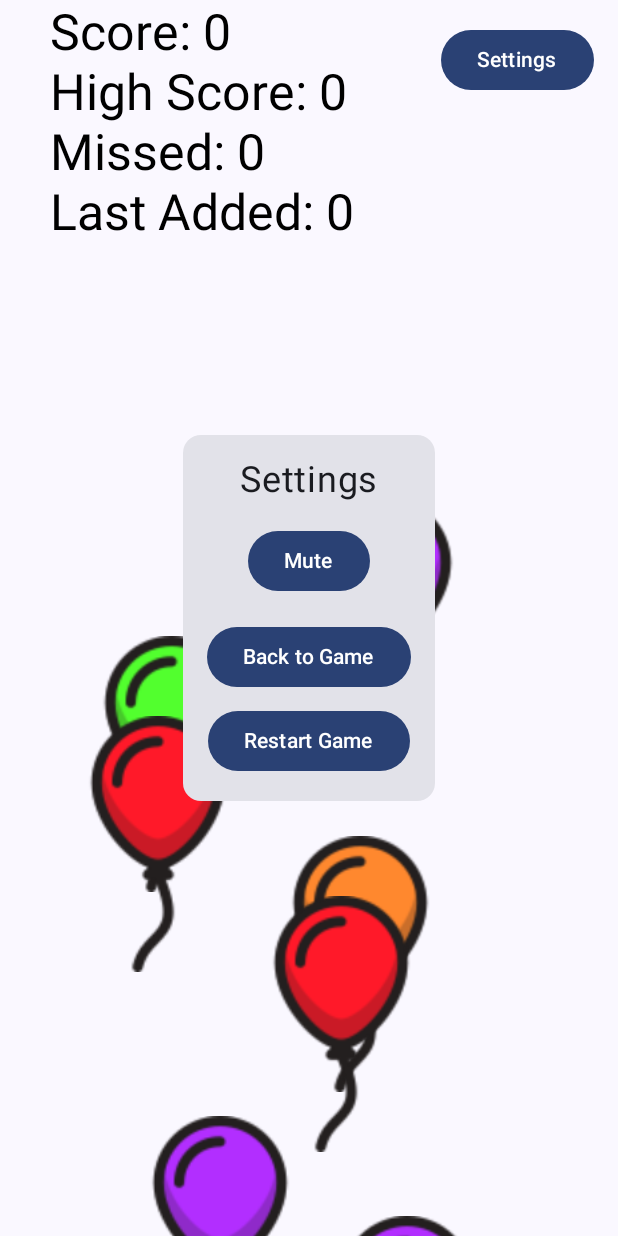
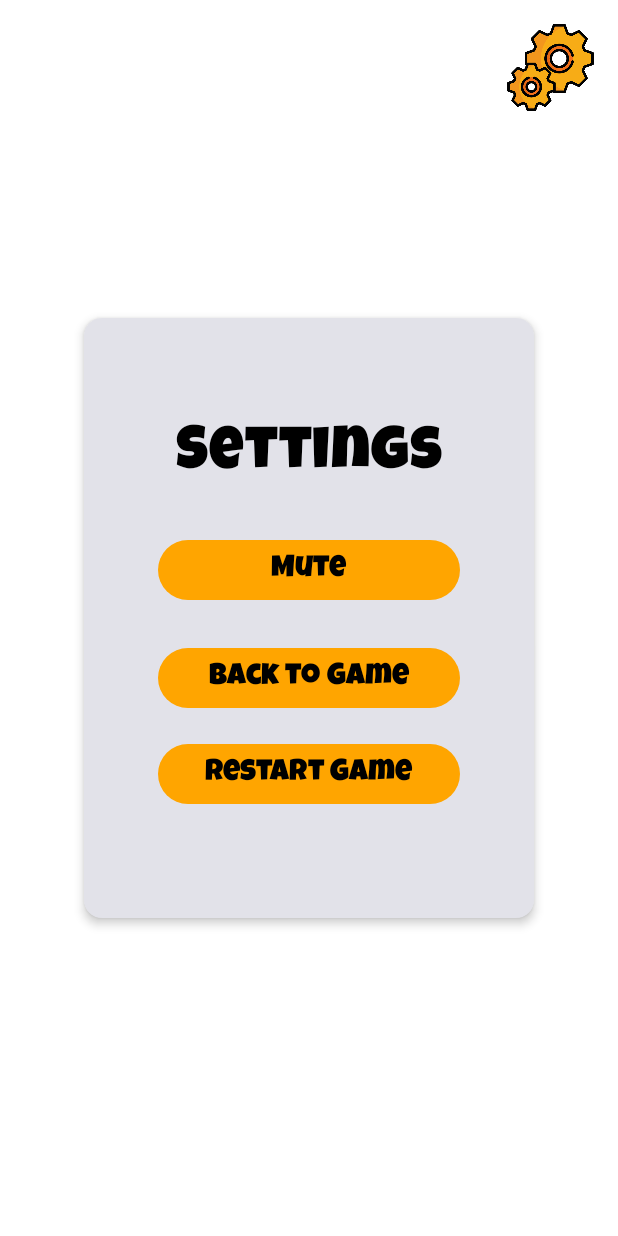
Before and after one commit to SabaAnsari2002/balloon-game, an Android app built with Jetpack Compose: the screen it shows after launch (MainActivity), after a tap on "Settings", on a phone screen of 412 x 824 dp. Run offline under Robolectric (Android 15) with nearby library versions, the phone set to English and light mode, and no system bars; 1 other tap on this screen came first.

Commit message:
17th commit

```diff
--- a/app/build.gradle.kts
+++ b/app/build.gradle.kts
@@ -59,6 +59,7 @@ dependencies {
     implementation("androidx.compose.ui:ui-graphics")
     implementation("androidx.compose.ui:ui-tooling-preview")
     implementation("androidx.compose.material3:material3")
+    implementation("androidx.appcompat:appcompat:1.7.0")
     testImplementation("junit:junit:4.13.2")
     androidTestImplementation("androidx.test.ext:junit:1.2.1")
     androidTestImplementation("androidx.test.espresso:espresso-core:3.5.1")
--- a/app/src/main/AndroidManifest.xml
+++ b/app/src/main/AndroidManifest.xml
@@ -6,9 +6,9 @@
         android:allowBackup="true"
         android:dataExtractionRules="@xml/data_extraction_rules"
         android:fullBackupContent="@xml/backup_rules"
-        android:icon="@drawable/icon"
+        android:icon="@drawable/icon1"
         android:label="@string/app_name"
-        android:roundIcon="@drawable/icon"
+        android:roundIcon="@drawable/icon1"
         android:supportsRtl="true"
         android:theme="@style/Theme.BalloonGame"
         tools:targetApi="31">
--- a/app/src/main/java/com/saba/balloongame/BalloonGameScreen.kt
+++ b/app/src/main/java/com/saba/balloongame/BalloonGameScreen.kt
@@ -14,6 +14,8 @@ import androidx.compose.ui.unit.dp
 import androidx.compose.ui.viewinterop.AndroidView
 import android.media.MediaPlayer
 import androidx.activity.compose.BackHandler
+import androidx.compose.foundation.Image
+import androidx.compose.foundation.clickable
 import androidx.compose.runtime.DisposableEffect
 import androidx.compose.ui.platform.LocalLifecycleOwner
 import androidx.lifecycle.LifecycleOwner
@@ -24,6 +26,8 @@ import androidx.compose.runtime.getValue
 import androidx.compose.runtime.setValue
 import androidx.compose.runtime.saveable.rememberSaveable
 import androidx.compose.ui.graphics.Color
+import androidx.compose.ui.res.painterResource
+import androidx.compose.ui.semantics.Role.Companion.Image
 import kotlinx.coroutines.delay
 
 @Composable
@@ -34,9 +38,8 @@ fun BalloonGameScreen(
     mediaPlayer: MediaPlayer,
     onMusicStatusChanged: (Boolean) -> Unit,
     isMuted: Boolean,
-    onMuteStatusChanged: (Boolean) -> Unit
-
-
+    onMuteStatusChanged: (Boolean) -> Unit,
+    balloonViewRef: (BalloonView?) -> Unit
 ) {
     val context = LocalContext.current
     val lifecycleOwner: LifecycleOwner = LocalLifecycleOwner.current
@@ -63,7 +66,6 @@ fun BalloonGameScreen(
             showNewHighScoreMessage = false
         }
     }
-
 
     BackHandler(onBack = {
         showExitDialog = true
@@ -104,9 +106,9 @@ fun BalloonGameScreen(
                             saveHighScore()
                             onGameOver()
                         }
-
                     }
                     balloonView = this
+                    balloonViewRef(this)
                     resetGame()
                 }
             },
@@ -164,18 +166,19 @@ fun BalloonGameScreen(
             )
         }
 
-        Button(
-            onClick = {
-                gamePaused = true
-                balloonView?.pauseGame()
-                onPause()
-            },
+        Image(
+            painter = painterResource(id = R.drawable.settings_icon),
+            contentDescription = "Settings",
             modifier = Modifier
                 .align(Alignment.TopEnd)
                 .padding(16.dp)
-        ) {
-            Text("Settings")
-        }
+                .size(58.dp) // Adjust the size as needed
+                .clickable {
+                    gamePaused = true
+                    balloonView?.pauseGame()
+                    onPause()
+                }
+        )
 
         // Display score and high score
         Column(
@@ -183,6 +186,7 @@ fun BalloonGameScreen(
                 .align(Alignment.TopStart)
                 .padding(16.dp)
         ) {
+
         }
 
         // Display new high score message
--- a/app/src/main/java/com/saba/balloongame/BalloonView.kt
+++ b/app/src/main/java/com/saba/balloongame/BalloonView.kt
@@ -7,6 +7,7 @@ import android.os.Handler
 import android.util.AttributeSet
 import android.view.MotionEvent
 import android.view.View
+import androidx.core.content.res.ResourcesCompat
 import kotlin.random.Random
 
 interface GameStateListener {
@@ -28,7 +29,7 @@ class BalloonView(context: Context, attrs: AttributeSet? = null) : View(context,
             Color.BLACK
         }
     }
-    private var score = 0
+    private var score: Int = 0
     private var highScore = 0
     private var speed = 10 // Initial speed
     private var lastSpeedChangeTime = System.currentTimeMillis()
@@ -73,6 +74,10 @@ class BalloonView(context: Context, attrs: AttributeSet? = null) : View(context,
     fun Context.isDarkMode(): Boolean {
         return resources.configuration.uiMode and Configuration.UI_MODE_NIGHT_MASK == Configuration.UI_MODE_NIGHT_YES
     }
+
+    // Load custom font
+    private val customFont = ResourcesCompat.getFont(context, R.font.luckiestguy)
+
     init {
         highScore = sharedPreferences.getInt("highScore", 0)
         isFirstGame = highScore == 0
@@ -162,8 +167,13 @@ class BalloonView(context: Context, attrs: AttributeSet? = null) : View(context,
             val bottom = balloon.y + balloonRadius
             canvas.drawBitmap(bitmap, null, RectF(left, top, right, bottom), paint)
         }
-        paint.color = if (context.isDarkMode()) Color.WHITE else Color.BLACK
-        paint.textSize = 50f
+
+        paint.apply {
+            color = if (context.isDarkMode()) Color.WHITE else Color.BLACK
+            textSize = 50f
+            typeface = customFont
+        }
+
         canvas.drawText("Score: $score", 50f, 50f, paint)
         canvas.drawText("High Score: $highScore", 50f, 110f, paint)
         canvas.drawText("Missed: $missedBalloonsCount", 50f, 170f, paint)
--- a/app/src/main/java/com/saba/balloongame/HomeScreen.kt
+++ b/app/src/main/java/com/saba/balloongame/HomeScreen.kt
@@ -1,48 +1,65 @@
-package com.saba.balloongame
-
 import androidx.compose.foundation.Image
 import androidx.compose.foundation.background
-import androidx.compose.foundation.layout.*
+import androidx.compose.foundation.border
+import androidx.compose.foundation.layout.Arrangement
+import androidx.compose.foundation.layout.Column
+import androidx.compose.foundation.layout.Spacer
+import androidx.compose.foundation.layout.fillMaxSize
+import androidx.compose.foundation.layout.height
+import androidx.compose.foundation.layout.padding
+import androidx.compose.foundation.layout.size
 import androidx.compose.foundation.shape.RoundedCornerShape
 import androidx.compose.material3.Button
+import androidx.compose.material3.ButtonDefaults
 import androidx.compose.material3.Text
 import androidx.compose.runtime.Composable
 import androidx.compose.ui.Alignment
 import androidx.compose.ui.Modifier
-import androidx.compose.ui.graphics.Brush
 import androidx.compose.ui.graphics.Color
-import androidx.compose.ui.layout.ContentScale
 import androidx.compose.ui.res.painterResource
+import androidx.compose.ui.text.font.Font
+import androidx.compose.ui.text.font.FontFamily
 import androidx.compose.ui.text.font.FontWeight
 import androidx.compose.ui.unit.dp
 import androidx.compose.ui.unit.sp
+import com.saba.balloongame.R
 
 @Composable
 fun HomeScreen(onStartClick: () -> Unit) {
-    Box(
-        contentAlignment = Alignment.Center,
+    val luckiestGuyFontFamily = FontFamily(
+        Font(R.font.luckiestguy, FontWeight.Normal)
+    )
+
+    Column(
         modifier = Modifier
             .fillMaxSize()
+            .padding(16.dp),
+        horizontalAlignment = Alignment.CenterHorizontally,
+        verticalArrangement = Arrangement.Center
     ) {
-        Column(
-            horizontalAlignment = Alignment.CenterHorizontally,
-            verticalArrangement = Arrangement.Center,
-            modifier = Modifier.padding(16.dp)
+        Image(
+            painter = painterResource(id = R.drawable.icon),
+            contentDescription = "Home Icon",
+            modifier = Modifier.size(250.dp)
+        )
+        Spacer(modifier = Modifier.height(60.dp))
+        Button(
+            onClick = onStartClick,
+            colors = ButtonDefaults.buttonColors(
+                containerColor = Color(0xFFFFE257)
+            ),
+            modifier = Modifier
+                .border(5.dp, Color.Black, RoundedCornerShape(20.dp))
+                .background(Color(0xFFFFE257), RoundedCornerShape(20.dp))
+                .padding(16.dp)
         ) {
-            Image(
-                painter = painterResource(id = R.drawable.icon),
-                contentDescription = null,
-                contentScale = ContentScale.Crop,
-                modifier = Modifier.size(150.dp)
+            Text(
+                text = "Start",
+                fontSize = 30.sp,
+                fontWeight = FontWeight.Bold,
+                fontFamily = luckiestGuyFontFamily,
+                color = Color.Black
             )
-            Spacer(modifier = Modifier.height(16.dp))
-            Button(
-                onClick = onStartClick,
-                shape = RoundedCornerShape(12.dp),
-                modifier = Modifier.padding(8.dp)
-            ) {
-                Text(text = "start", fontSize = 18.sp)
-            }
         }
     }
 }
--- a/app/src/main/java/com/saba/balloongame/MainActivity.kt
+++ b/app/src/main/java/com/saba/balloongame/MainActivity.kt
@@ -1,29 +1,33 @@
 package com.saba.balloongame
 
+import HomeScreen
 import android.media.MediaPlayer
 import android.os.Bundle
 import androidx.activity.ComponentActivity
 import androidx.activity.compose.setContent
-import androidx.compose.foundation.layout.fillMaxSize
+import androidx.compose.foundation.layout.*
 import androidx.compose.material3.MaterialTheme
 import androidx.compose.material3.Surface
 import androidx.compose.runtime.*
 import androidx.compose.ui.Modifier
 import com.saba.balloongame.ui.theme.BalloonGameTheme
 import kotlinx.coroutines.delay
+
 class MainActivity : ComponentActivity() {
     private lateinit var mediaPlayer: MediaPlayer
     private lateinit var gameOverMediaPlayer: MediaPlayer
     private var isMusicPlaying by mutableStateOf(false)
     private var isMuted by mutableStateOf(false)
+    private var currentScore by mutableStateOf(0)
+    private var gameOver by mutableStateOf(false)
+    private var startGame by mutableStateOf(false)
+    private var balloonView: BalloonView? = null
 
     override fun onCreate(savedInstanceState: Bundle?) {
         super.onCreate(savedInstanceState)
         setContent {
             BalloonGameTheme {
                 var showSplashScreen by remember { mutableStateOf(true) }
-                var startGame by remember { mutableStateOf(false) }
-                var gameOver by remember { mutableStateOf(false) }
 
                 LaunchedEffect(Unit) {
                     delay(3000)
@@ -31,9 +35,10 @@ class MainActivity : ComponentActivity() {
                 }
 
                 // Initialize media players
-                mediaPlayer = MediaPlayer.create(this, R.raw.gamesound)
+                mediaPlayer = MediaPlayer.create(this, R.raw.gamesound).apply {
+                    isLooping = true
+                }
                 gameOverMediaPlayer = MediaPlayer.create(this, R.raw.gameover)
-                mediaPlayer.isLooping = true
 
                 Surface(
                     modifier = Modifier.fillMaxSize(),
@@ -41,7 +46,7 @@ class MainActivity : ComponentActivity() {
                 ) {
                     when {
                         showSplashScreen -> SplashScreen()
-                        gameOver -> GameOverScreen(onRestartClick = {
+                        gameOver -> GameOverScreen(score = currentScore, onRestartClick = {
                             gameOver = false
                             startGame = true
                             if (!isMuted) {
@@ -51,19 +56,20 @@ class MainActivity : ComponentActivity() {
                         })
                         startGame -> BalloonGameScreen(
                             onGameOver = {
+                                currentScore = balloonView?.getScore() ?: 0
                                 gameOver = true
                                 startGame = false
-                                mediaPlayer.pause() // Pause current music
-                                gameOverMediaPlayer.start() // Start game over music
+                                mediaPlayer.pause()
+                                gameOverMediaPlayer.start()
                                 isMusicPlaying = false
                             },
                             onPause = {
-                                mediaPlayer.pause() // Pause current music
+                                mediaPlayer.pause()
                                 isMusicPlaying = false
                             },
                             onResume = {
                                 if (!isMuted) {
-                                    mediaPlayer.start() // Resume current music only if not muted
+                                    mediaPlayer.start()
                                     isMusicPlaying = true
                                 }
                             },
@@ -79,12 +85,13 @@ class MainActivity : ComponentActivity() {
                                 } else if (isMusicPlaying) {
                                     mediaPlayer.start()
                                 }
-                            }
+                            },
+                            balloonViewRef = { balloonView = it }
                         )
                         else -> HomeScreen(onStartClick = {
                             startGame = true
                             if (!isMuted) {
-                                mediaPlayer.start() // Start music
+                                mediaPlayer.start()
                                 isMusicPlaying = true
                             }
                         })
--- a/app/src/main/java/com/saba/balloongame/SettingsCard .kt
+++ b/app/src/main/java/com/saba/balloongame/SettingsCard .kt
@@ -7,9 +7,18 @@ import androidx.compose.material3.Text
 import androidx.compose.runtime.*
 import androidx.compose.ui.Alignment
 import androidx.compose.ui.Modifier
+import androidx.compose.ui.graphics.Color
+import androidx.compose.ui.text.font.Font
+import androidx.compose.ui.text.font.FontFamily
 import androidx.compose.ui.unit.dp
 import androidx.compose.ui.unit.sp
 import android.media.MediaPlayer
+import androidx.compose.foundation.background
+import androidx.compose.foundation.isSystemInDarkTheme
+import androidx.compose.material3.ButtonDefaults
+import androidx.compose.material3.CardDefaults
+
+val LuckiestGuyFontFamily = FontFamily(Font(R.font.luckiestguy))
 @Composable
 fun SettingsCard(
     onBackToGame: () -> Unit,
@@ -20,47 +29,91 @@ fun SettingsCard(
     onMuteStatusChanged: (Boolean) -> Unit
 ) {
     val muteState = remember { mutableStateOf(isMuted) }
+    val isDarkTheme = isSystemInDarkTheme()
+    val backgroundColor = if (isDarkTheme) Color.Black else Color.White
+    val textColor = if (isDarkTheme) Color.White else Color.Black
 
     Box(
         contentAlignment = Alignment.Center,
-        modifier = Modifier.fillMaxSize()
+        modifier = Modifier
+            .fillMaxSize()
+            .background(backgroundColor)  // Set the background color of the Box
     ) {
         Card(
-            modifier = Modifier.padding(16.dp)
+            modifier = Modifier
+                .padding(16.dp)
+                .width(300.dp)
+                .height(400.dp),
+            elevation = CardDefaults.cardElevation(4.dp) // Optional: Add elevation if needed
         ) {
             Column(
-                modifier = Modifier.padding(16.dp),
-                horizontalAlignment = Alignment.CenterHorizontally
+                modifier = Modifier
+                    .padding(24.dp)
+                    .fillMaxSize(),
+                horizontalAlignment = Alignment.CenterHorizontally,
+                verticalArrangement = Arrangement.Center
             ) {
-                Text(text = "Settings", fontSize = 24.sp)
-                Spacer(modifier = Modifier.height(16.dp))
+                Text(
+                    text = "Settings",
+                    fontSize = 40.sp,
+                    fontFamily = LuckiestGuyFontFamily,
+                    color = textColor
+                )
+                Spacer(modifier = Modifier.height(32.dp))
 
-                Button(onClick = {
+                Button(
+                    onClick = {
                         muteState.value = !muteState.value
                         onMuteStatusChanged(muteState.value)
                         if (muteState.value) {
                             mediaPlayer.pause()
                             onMusicStatusChanged(false)
                         } else {
-                        onMusicStatusChanged(true) // Ensure music continues to play when returning to game
+                            onMusicStatusChanged(true)
                         }
-                }) {
-                    Text(if (muteState.value) "Unmute" else "Mute")
+                    },
+                    colors = ButtonDefaults.buttonColors(containerColor = Color(0xFFFFA500)),
+                    modifier = Modifier.fillMaxWidth(0.8f)
+                ) {
+                    Text(
+                        if (muteState.value) "Unmute" else "Mute",
+                        color = textColor,
+                        fontSize = 20.sp,
+                        fontFamily = LuckiestGuyFontFamily
+                    )
                 }
 
+                Spacer(modifier = Modifier.height(24.dp))
+                Button(
+                    onClick = {
+                        onBackToGame()
+                        if (!muteState.value) onMusicStatusChanged(true)
+                    },
+                    colors = ButtonDefaults.buttonColors(containerColor = Color(0xFFFFA500)),
+                    modifier = Modifier.fillMaxWidth(0.8f)
+                ) {
+                    Text(
+                        "Back to Game",
+                        color = textColor,
+                        fontSize = 20.sp,
+                        fontFamily = LuckiestGuyFontFamily
+                    )
+                }
                 Spacer(modifier = Modifier.height(16.dp))
-                Button(onClick = {
-                    onBackToGame()
-                    if (!muteState.value) onMusicStatusChanged(true) // Ensure music continues to play when returning to game
-                }) {
-                    Text("Back to Game")
-                }
-                Spacer(modifier = Modifier.height(8.dp))
-                Button(onClick = {
+                Button(
+                    onClick = {
                         onRestartGame()
-                    if (!muteState.value) onMusicStatusChanged(true) // Ensure music continues to play when restarting game
-                }) {
-                    Text("Restart Game")
+                        if (!muteState.value) onMusicStatusChanged(true)
+                    },
+                    colors = ButtonDefaults.buttonColors(containerColor = Color(0xFFFFA500)),
+                    modifier = Modifier.fillMaxWidth(0.8f)
+                ) {
+                    Text(
+                        "Restart Game",
+                        color = textColor,
+                        fontSize = 20.sp,
+                        fontFamily = LuckiestGuyFontFamily
+                    )
                 }
             }
         }
--- a/app/src/main/java/com/saba/balloongame/SplashScreen.kt
+++ b/app/src/main/java/com/saba/balloongame/SplashScreen.kt
@@ -8,11 +8,19 @@ import androidx.compose.runtime.Composable
 import androidx.compose.ui.Alignment
 import androidx.compose.ui.Modifier
 import androidx.compose.ui.res.painterResource
+import androidx.compose.ui.text.font.Font
+import androidx.compose.ui.text.font.FontFamily
+import androidx.compose.ui.text.font.FontWeight
 import androidx.compose.ui.unit.dp
+import androidx.compose.ui.unit.sp
 import com.saba.balloongame.R
 
 @Composable
 fun SplashScreen() {
+    val luckiestGuyFontFamily = FontFamily(
+        Font(R.font.luckiestguy, FontWeight.Normal)
+    )
+
     Column(
         horizontalAlignment = Alignment.CenterHorizontally,
         verticalArrangement = Arrangement.Center,
@@ -21,9 +29,15 @@ fun SplashScreen() {
         Image(
             painter = painterResource(id = R.drawable.splash_image),
             contentDescription = "Splash Image",
-            modifier = Modifier.size(150.dp)
+            modifier = Modifier.size(200.dp)
         )
         Spacer(modifier = Modifier.height(16.dp))
-        Text(text = "Welcome to Balloon Games!", style = MaterialTheme.typography.headlineSmall)
+        Text(
+            text = "Welcome to Balloon Games!",
+            style = MaterialTheme.typography.headlineSmall.copy(
+                fontFamily = luckiestGuyFontFamily,
+                fontSize = 24.sp
+            )
+        )
     }
 }
--- /dev/null
+++ b/app/src/main/res/values/ids.xml
@@ -0,0 +1,4 @@
+<?xml version="1.0" encoding="utf-8"?>
+<resources>
+    <item name="startButton" type="id" />
+</resources>
```
Also changed, not shown: app/src/main/java/com/saba/balloongame/GameOverScreen .kt (+37 -8 lines), app/src/main/res/drawable/balloon.png, app/src/main/res/drawable/game_over_icon.png (added), app/src/main/res/drawable/icon1.png (added), app/src/main/res/drawable/settings_icon.png (added), app/src/main/res/font/luckiestguy.ttf (added). Lines whose indentation alone changed are shown as unchanged.
